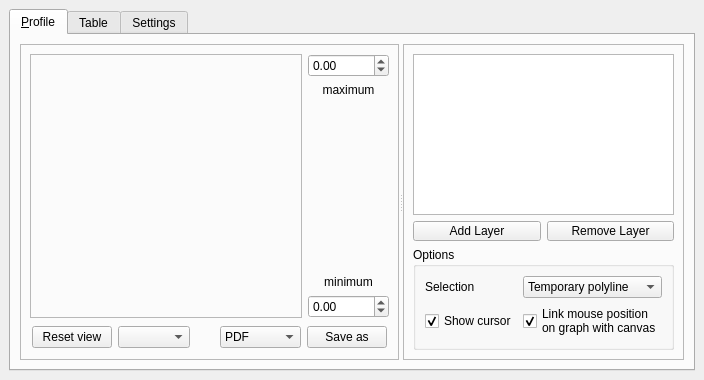
The window that ui/profiletool.ui (lsaif/profiletool) describes before a commit, drawn with Qt 5.
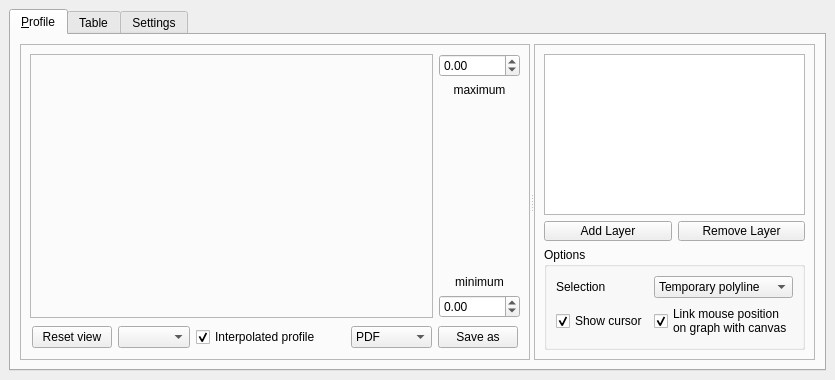
The same window after the commit. The open tabs and pages were chosen to show the change.

Commit message: Profile only the vertices or interpolate values in-between

```diff
--- a/ui/profiletool.ui
+++ b/ui/profiletool.ui
@@ -6,7 +6,7 @@
    <rect>
     <x>0</x>
     <y>0</y>
-    <width>694</width>
+    <width>791</width>
     <height>380</height>
    </rect>
   </property>
@@ -177,6 +177,19 @@
                  </property>
                 </spacer>
                </item>
+               <item>
+                <widget class="QCheckBox" name="profileInterpolationCheckBox">
+                 <property name="toolTip">
+                  <string>When checked, profile is calculated along the polyline. Unchecked, only the values at polyline vertices are shown.</string>
+                 </property>
+                 <property name="text">
+                  <string>Interpolated profile</string>
+                 </property>
+                 <property name="checked">
+                  <bool>true</bool>
+                 </property>
+                </widget>
+               </item>
                <item>
                 <widget class="QStackedWidget" name="stackedWidget">
                  <property name="currentIndex">
```
Left out of the diff: 4 changed lines with no effect on the pictures. The commit also changes 1 other file.
